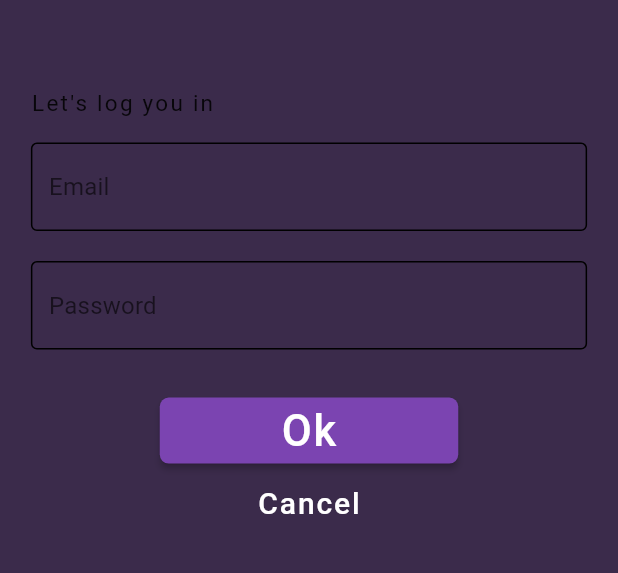
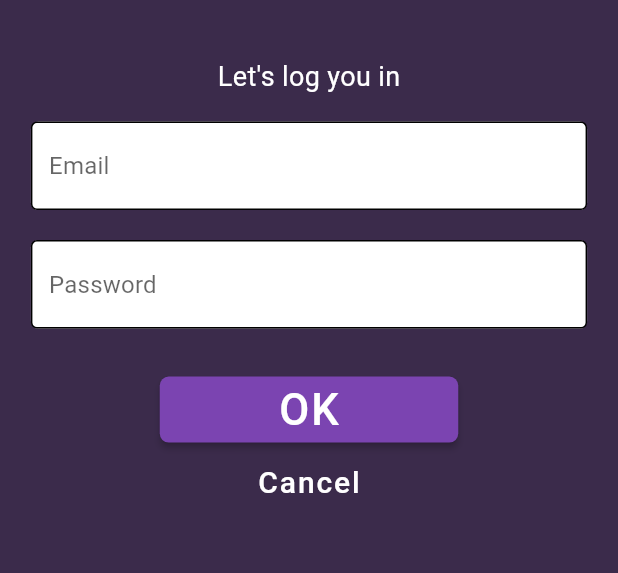
Before and after one commit to kaloyanpepelyashki/OHMIO_application_production, a Flutter app: the ConfirmEmailPage screen opened by its route, after a tap on "Ok", on a phone screen of 412 x 824 dp, the part 296-869 px from its top. Run offline on Flutter 3.47's test engine with Material 2 defaults, Android fonts, the phone set to English and light mode, and no system bars; our stand-ins replace carousel_slider, connectivity_plus, dotted_border, equatable, fl_chart, flutter_bloc and 11 more; missing offline and left inert: dart_either, flutter_jailbreak_detection, mqtt_client, onesignal_flutter; accounts and stored records are empty; network calls fail.

Commit message:
UI improvements

```diff
--- a/lib/features/feature/data/repository/pin_tunnel_repository.dart
+++ b/lib/features/feature/data/repository/pin_tunnel_repository.dart
@@ -207,7 +207,7 @@ class PinTunnelRepository implements IPinTunnelRepository {
 
       final sensorData = (await supabaseManager.supabaseClient
           .from('sensor')
-          .select('''cfg_code, sensor_mac''').eq(
+          .select('''cfg_code, sensor_mac, nickname''').eq(
               'mac_address', pintunnelData[0]['mac_address']));
       print("SENSOR DATA $sensorData");
       if (sensorData.isEmpty || sensorData == null) {
@@ -227,6 +227,7 @@ class PinTunnelRepository implements IPinTunnelRepository {
       for (int index = 0; index < data.length; index++) {
         final sensor = SensorDAO.fromJSON(data[index] as Map<String, dynamic>);
         sensor.sensorMac = sensorData[index]['sensor_mac'].toString();
+        sensor.nickname = sensorData[index]['nickname'].toString();
         sensorClassList.add(sensor);
       }
       if (sensorClassList.isNotEmpty) {
--- a/lib/features/feature/domain/entities/sensor_class.dart
+++ b/lib/features/feature/domain/entities/sensor_class.dart
@@ -14,6 +14,7 @@ class SensorClass extends Equatable {
   String? sensorMac;
   double? latestValue;
   String? missingDay;
+  String? nickname;
 
   SensorClass({
     this.tunnelMacAddress,
@@ -28,7 +29,8 @@ class SensorClass extends Equatable {
     this.maxValue,
     this.sensorMac,
     this.latestValue,
-    this.missingDay
+    this.missingDay,
+    this.nickname
   });
 
   @override
@@ -44,5 +46,8 @@ class SensorClass extends Equatable {
         minValue,
         maxValue,
         sensorMac,
+        latestValue,
+        missingDay,
+        nickname
       ];
 }
--- a/lib/features/feature/domain/entities/user_class.dart
+++ b/lib/features/feature/domain/entities/user_class.dart
@@ -1,4 +1,4 @@
-import 'dart:ffi';
+
 
 import 'package:dart_either/dart_either.dart';
 import 'package:flutter/cupertino.dart';
--- a/lib/features/feature/presentation/pages/authentication/confirm_email_page.dart
+++ b/lib/features/feature/presentation/pages/authentication/confirm_email_page.dart
@@ -45,6 +45,7 @@ class _ConfirmEmailPageState extends State<ConfirmEmailPage> {
                         style: TextStyle(
                           fontSize: 19,
                           fontWeight: FontWeight.bold,
+                          color: Colors.white,
                         ),
                         textWidthBasis: TextWidthBasis.parent,
                       )),
--- a/lib/features/feature/presentation/pages/authentication/login_page_ghost.dart
+++ b/lib/features/feature/presentation/pages/authentication/login_page_ghost.dart
@@ -77,16 +77,25 @@ class _LogInPageGhostState extends State<LogInPageGhost> {
                   Container(
                       margin: const EdgeInsets.fromLTRB(0, 40, 0, 10),
                       child: Column(children: [
+                        Text("Let's log you in",
+                        style: TextStyle(fontSize: 18, color: Theme.of(context).colorScheme.primary,)),
                         Container(
                             margin: const EdgeInsets.fromLTRB(0, 20, 0, 0),
+                            decoration: BoxDecoration(
+                              color: Colors.white,
+                              borderRadius: BorderRadius.circular(5)
+                            ),
                             child: InputFieldWithHeading(
                               controller: _emailController,
-                              heading: "Let's log you in",
                               placeHolder: "Email",
                               obscureText: false,
                             )),
                         Container(
                             margin: const EdgeInsets.fromLTRB(0, 20, 0, 0),
+                            decoration: BoxDecoration(
+                              color: Colors.white,
+                              borderRadius: BorderRadius.circular(5)
+                            ),
                             child: TextField(
                                 controller: _passwordController,
                                 obscureText: true,
@@ -102,7 +111,7 @@ class _LogInPageGhostState extends State<LogInPageGhost> {
                             _handleSignIn(context, _emailController.text.trim(),
                                 _passwordController.text);
                           },
-                          text: "Ok",
+                          text: "OK",
                         ),
                         TextButtonComponent(
                             onPressed: () {
--- a/lib/features/feature/presentation/pages/authentication/signup_page.dart
+++ b/lib/features/feature/presentation/pages/authentication/signup_page.dart
@@ -86,6 +86,10 @@ class _SignUpComponentState extends State<SignUpPage> {
                           children: [
                             //<=== | Text fields | ===>
                             Container(
+                              decoration: BoxDecoration(
+                                color: Colors.white,
+                                borderRadius: BorderRadius.circular(5)
+                              ),
                                 margin: const EdgeInsets.fromLTRB(0, 20, 0, 0),
                                 child: InputFieldWithHeading(
                                   controller: _emailController,
@@ -93,12 +97,21 @@ class _SignUpComponentState extends State<SignUpPage> {
                                   obscureText: false,
                                 )),
                             Container(
+                              decoration: BoxDecoration(
+                                color: Colors.white,
+                                borderRadius: BorderRadius.circular(5)
+                              ),
                                 margin: const EdgeInsets.fromLTRB(0, 20, 0, 0),
                                 child: InputFieldWithHeading(
                                     controller: _passwordController,
                                     placeHolder: "* Password",
                                     obscureText: true)),
                             Container(
+                              decoration: BoxDecoration(
+                                color: Colors.white,
+                                borderRadius: BorderRadius.circular(5),
+
+                              ),
                                 margin: const EdgeInsets.fromLTRB(0, 20, 0, 0),
                                 child: InputFieldWithHeading(
                                   controller: _repeatPasswordController,
@@ -119,7 +132,7 @@ class _SignUpComponentState extends State<SignUpPage> {
                                     _passwordController.text,
                                     _repeatPasswordController.text);
                               },
-                              text: "Ok"),
+                              text: "OK"),
                           TextButtonComponent(
                               onPressed: () {
                                 GoRouter.of(context).go("/onboarding");
--- a/lib/features/feature/presentation/widgets/dashboard/dashboard_sensors_actuators_widget.dart
+++ b/lib/features/feature/presentation/widgets/dashboard/dashboard_sensors_actuators_widget.dart
@@ -61,10 +61,10 @@ class _DashboardSensorWidgetState
                     sensorName: sensorItems[i].sensorName,
                     sensorImage: sensorItems[i].sensorImage,
                     sensorDescription: sensorItems[i].sensorDescription!,
-                    latestValue: sensorItems[i].latestValue == null ? 0 : sensorItems[i].latestValue,
+                    latestValue: sensorItems[i].latestValue ?? 0,
                     themeColor: themeColors[i%4],
+                    nickname: sensorItems[i].nickname ?? "",
                   ),
-              AddNewDeviceWidget(),
             ],
           ),
         )
--- a/lib/features/feature/presentation/widgets/drawer_menu.dart
+++ b/lib/features/feature/presentation/widgets/drawer_menu.dart
@@ -80,7 +80,7 @@ class DrawerMenuComponent extends StatelessWidget {
                 alignment: Alignment.bottomCenter,
                 child: Padding(
                   padding: EdgeInsets.only(bottom: 20.0),
-                  child: Text("VERSION: 1.0.3"),
+                  child: Text("VERSION: 1.0.4"),
                 ),
               ),
             ),
```
Also changed, not shown: lib/features/feature/presentation/pages/authentication/change_password_page.dart (+13 -1 lines), lib/features/feature/presentation/pages/authentication/login_page.dart (+8 -1 lines), lib/features/feature/presentation/pages/authentication/password_reset_page.dart (+28 -4 lines), lib/features/feature/presentation/pages/customize_sensor_page.dart (+27 -8 lines), lib/features/feature/presentation/pages/sensor_page/sensor_page.dart (+10 -7 lines), lib/features/feature/presentation/widgets/dashboard/grid_item_component.dart (+6 -2 lines).
